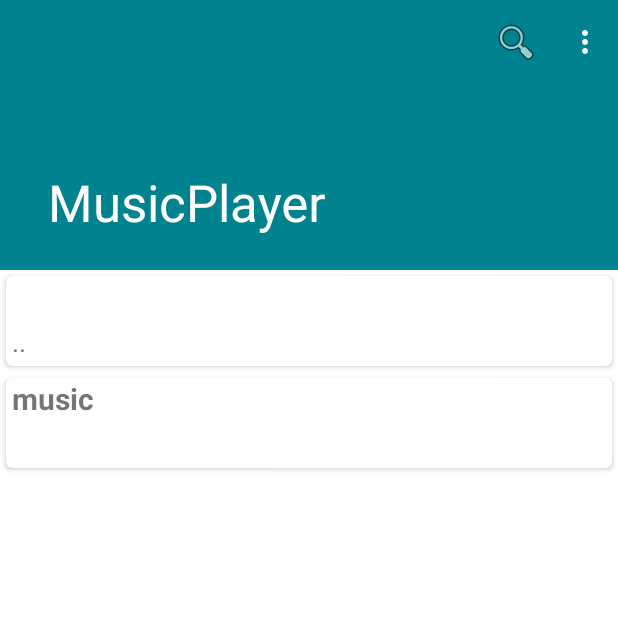
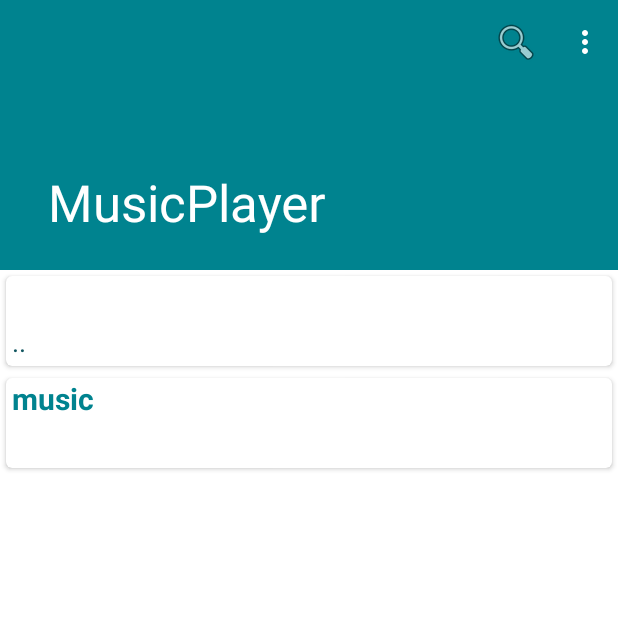
Before and after one commit to deftone/MusicPlayer, an Android app: the screen it shows after launch (MainActivity), after a tap on "..", on a phone screen of 412 x 824 dp, the top half of it. Run offline under Robolectric (Android 15) with nearby library versions, the phone set to English and light mode, and no system bars.

Commit message:
nachtragliche minianpassung

```diff
--- a/app/src/main/res/layout/card_view_song.xml
+++ b/app/src/main/res/layout/card_view_song.xml
@@ -14,25 +14,26 @@
         android:orientation="vertical">
 
 
-        <!--todo: layout anpassen-->
         <TextView
             android:id="@+id/card_view_song"
             android:layout_width="match_parent"
             android:layout_height="wrap_content"
             android:layout_marginBottom="4dp"
             android:layout_marginLeft="4dp"
-            android:textSize="20dp"
-            android:textStyle="bold"
-            android:text="song name" />
+            android:text="song name"
+            android:textColor="@color/colorPrimary"
+            android:textSize="20sp"
+            android:textStyle="bold" />
 
         <TextView
             android:id="@+id/card_view_artist"
             android:layout_width="match_parent"
             android:layout_height="wrap_content"
             android:layout_marginBottom="4dp"
-            android:textSize="18dp"
             android:layout_marginLeft="4dp"
-            android:text="artist name" />
+            android:text="artist name"
+            android:textColor="@color/colorPrimaryDark"
+            android:textSize="18sp" />
 
         <!--<ImageView-->
             <!--android:id="@+id/card_view_cover"-->
```
